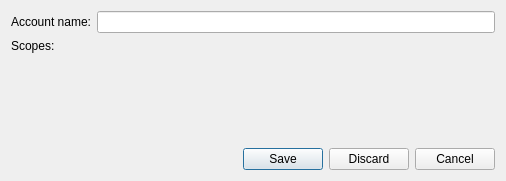
Above: src/forms/edit_profile.ui from wakeofluna/qlivestream before the change. Below: the same form after it.
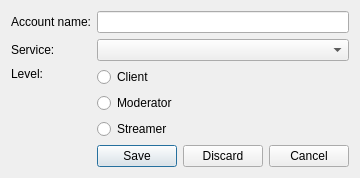
That is the form after the change.

Commit message: Simplified privilege system, prepared structure for supporting multiple types of services

Patch:
```diff
--- a/src/forms/edit_profile.ui
+++ b/src/forms/edit_profile.ui
@@ -7,13 +7,16 @@
     <x>0</x>
     <y>0</y>
     <width>506</width>
-    <height>181</height>
+    <height>176</height>
    </rect>
   </property>
   <property name="windowTitle">
    <string>Edit profile</string>
   </property>
   <layout class="QGridLayout" name="gridLayout">
+   <property name="sizeConstraint">
+    <enum>QLayout::SetFixedSize</enum>
+   </property>
    <item row="0" column="0">
     <widget class="QLabel" name="lblAccount">
      <property name="text">
@@ -21,33 +24,78 @@
      </property>
     </widget>
    </item>
-   <item row="0" column="1">
+   <item row="0" column="2">
     <widget class="QLineEdit" name="txtAccount">
      <property name="inputMethodHints">
       <set>Qt::ImhLowercaseOnly|Qt::ImhNoPredictiveText</set>
      </property>
     </widget>
    </item>
-   <item row="1" column="0">
+   <item row="2" column="0">
     <widget class="QLabel" name="lblScopes">
      <property name="text">
-      <string>Scopes:</string>
+      <string>Level:</string>
      </property>
      <property name="alignment">
       <set>Qt::AlignLeading|Qt::AlignLeft|Qt::AlignTop</set>
      </property>
     </widget>
    </item>
-   <item row="1" column="1">
-    <layout class="QVBoxLayout" name="layScopes"/>
-   </item>
-   <item row="2" column="1">
+   <item row="3" column="2">
     <widget class="QDialogButtonBox" name="btnBox">
      <property name="standardButtons">
       <set>QDialogButtonBox::Cancel|QDialogButtonBox::Discard|QDialogButtonBox::Save</set>
      </property>
     </widget>
    </item>
+   <item row="2" column="2">
+    <layout class="QVBoxLayout" name="layScopes">
+     <item>
+      <widget class="QRadioButton" name="optClient">
+       <property name="toolTip">
+        <string>Connect to the service as a client. You will not have any options to control stream settings for your or any other channel.</string>
+       </property>
+       <property name="text">
+        <string>Client</string>
+       </property>
+      </widget>
+     </item>
+     <item>
+      <widget class="QRadioButton" name="optModerator">
+       <property name="toolTip">
+        <string>Connect to the service as a moderator. You will have some options for setting stream options for channels you have Moderator status.</string>
+       </property>
+       <property name="text">
+        <string>Moderator</string>
+       </property>
+      </widget>
+     </item>
+     <item>
+      <widget class="QRadioButton" name="optStreamer">
+       <property name="toolTip">
+        <string>Connect to the service as a streamer. You will have full control and moderation options over your own channel and moderator status on other channels.</string>
+       </property>
+       <property name="text">
+        <string>Streamer</string>
+       </property>
+      </widget>
+     </item>
+    </layout>
+   </item>
+   <item row="1" column="0">
+    <widget class="QLabel" name="lblService">
+     <property name="text">
+      <string>Service:</string>
+     </property>
+    </widget>
+   </item>
+   <item row="1" column="2">
+    <widget class="QComboBox" name="cbbService">
+     <property name="currentText">
+      <string notr="true"/>
+     </property>
+    </widget>
+   </item>
   </layout>
  </widget>
  <resources/>
```
The commit also changes 15 other files.
